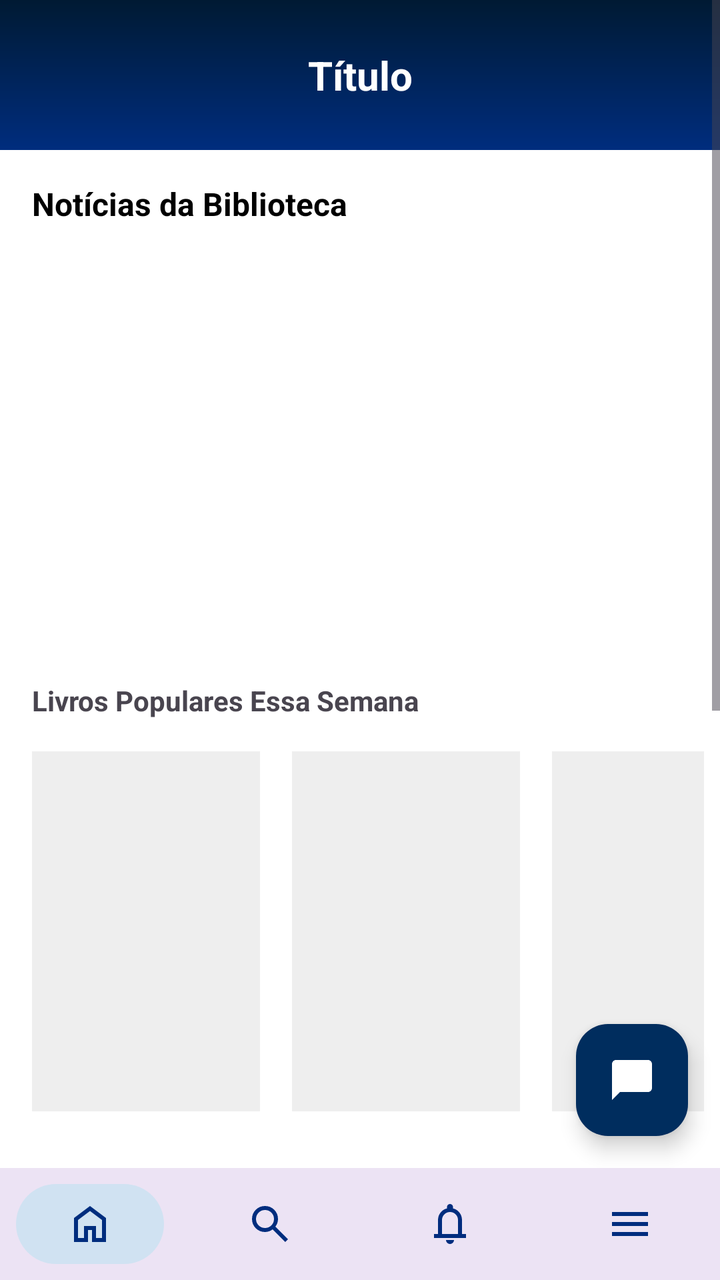
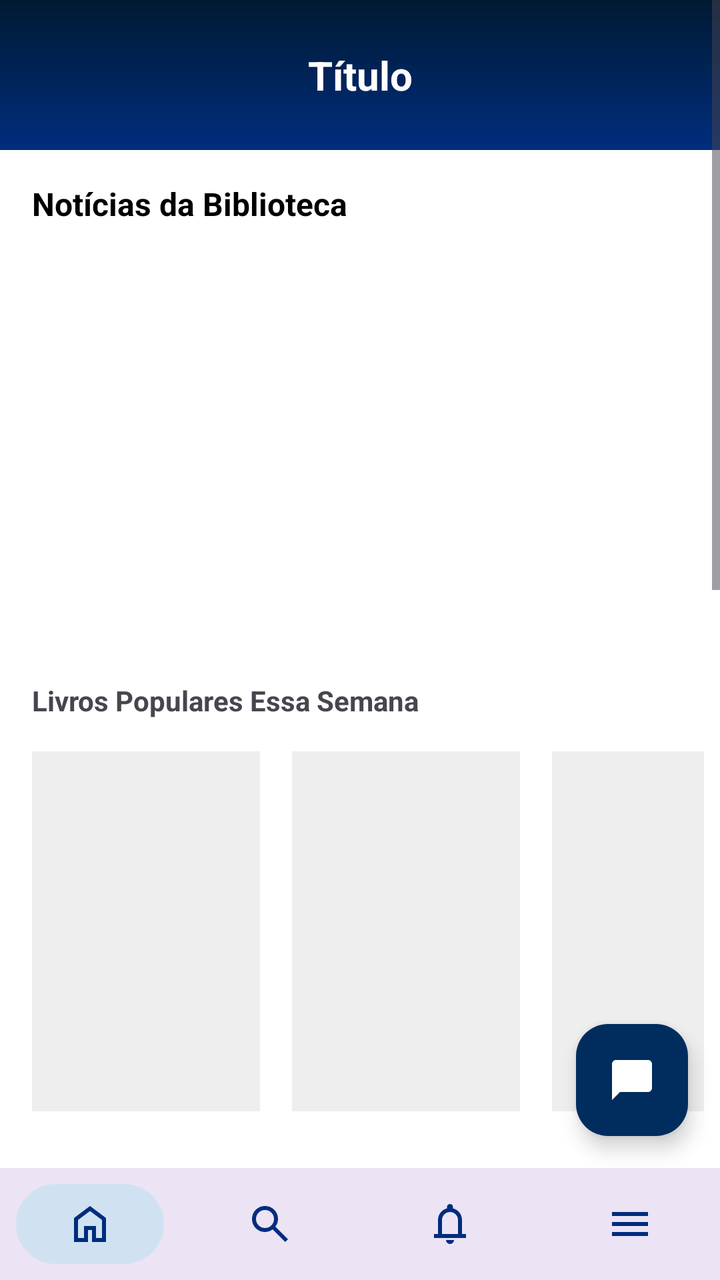

Before-and-after screenshots of an Android layout around one commit, followed by the original layout XML and the change that was made.
<!-- AndroidManifest.xml: application theme Theme.Bibliotecaapp -->
<!-- res/layout/tela_home.xml -->
<?xml version="1.0" encoding="utf-8"?>
<FrameLayout
    xmlns:android="http://schemas.android.com/apk/res/android"
    xmlns:app="http://schemas.android.com/apk/res-auto"
    xmlns:tools="http://schemas.android.com/tools"
    android:layout_width="match_parent"
    android:layout_height="match_parent">

    <LinearLayout
        android:id="@+id/main"
        android:layout_width="match_parent"
        android:layout_height="match_parent"
        android:orientation="vertical"
        android:background="#FFFFFF">

        
        <ScrollView
            android:layout_width="match_parent"
            android:layout_height="0dp"
            android:layout_weight="1">

            <LinearLayout
                android:layout_width="match_parent"
                android:layout_height="wrap_content"
                android:orientation="vertical">

                
                <include
                    android:id="@+id/header"
                    layout="@layout/header_layout"/>

                
                <TextView
                    android:layout_width="match_parent"
                    android:layout_height="wrap_content"
                    android:paddingStart="16dp"
                    android:paddingTop="16dp"
                    android:text="Notícias da Biblioteca"
                    android:textColor="#000000"
                    android:textSize="16sp"
                    android:textStyle="bold" />

                <RelativeLayout
                    android:layout_width="match_parent"
                    android:layout_height="200dp"
                    android:layout_marginTop="8dp">

                    <androidx.recyclerview.widget.RecyclerView
                        android:id="@+id/rvNoticias"
                        android:layout_width="match_parent"
                        android:layout_height="match_parent"
                        android:orientation="horizontal"
                        app:layoutManager="androidx.recyclerview.widget.LinearLayoutManager"
                        tools:listitem="@layout/item_noticia" />

                    
                    <ImageButton
                        android:id="@+id/btnPrevNoticia"
                        android:layout_width="48dp"
                        android:layout_height="48dp"
                        android:layout_alignParentStart="true"
                        android:layout_centerVertical="true"
                        android:layout_marginStart="8dp"
                        android:background="@android:color/transparent"
                        android:src="@drawable/ic_leftarrow"
                        app:tint="#FFFFFF"
                        android:elevation="5dp"
                        android:contentDescription="Anterior" />

                    <ImageButton
                        android:id="@+id/btnNextNoticia"
                        android:layout_width="48dp"
                        android:layout_height="48dp"
                        android:layout_alignParentEnd="true"
                        android:layout_centerVertical="true"
                        android:layout_marginEnd="8dp"
                        android:background="@android:color/transparent"
                        android:rotation="180"
                        android:src="@drawable/ic_leftarrow"
                        app:tint="#FFFFFF"
                        android:elevation="5dp"
                        android:contentDescription="Próxima" />
                </RelativeLayout>

                
                <LinearLayout
                    android:id="@+id/layoutDots"
                    android:layout_width="wrap_content"
                    android:layout_height="wrap_content"
                    android:layout_gravity="center_horizontal"
                    android:layout_marginTop="4dp"
                    android:orientation="horizontal" />

                
                <TextView
                    android:layout_width="match_parent"
                    android:layout_height="wrap_content"
                    android:paddingHorizontal="16dp"
                    android:paddingTop="16dp"
                    android:text="Livros Populares Essa Semana"
                    android:textStyle="bold"
                    android:textSize="14sp" />

                <HorizontalScrollView
                    android:layout_width="match_parent"
                    android:layout_height="wrap_content"
                    android:padding="8dp"
                    android:scrollbars="none">

                    <LinearLayout
                        android:layout_width="wrap_content"
                        android:layout_height="wrap_content"
                        android:orientation="horizontal">

                        <include android:id="@+id/livroPop1" layout="@layout/item_livro" />
                        <include android:id="@+id/livroPop2" layout="@layout/item_livro" />
                        <include android:id="@+id/livroPop3" layout="@layout/item_livro" />

                    </LinearLayout>
                </HorizontalScrollView>

                
                <TextView
                    android:layout_width="match_parent"
                    android:layout_height="wrap_content"
                    android:paddingHorizontal="16dp"
                    android:paddingTop="8dp"
                    android:text="Livros Mais Curtidos"
                    android:textStyle="bold"
                    android:textSize="14sp" />

                <TextView
                    android:layout_width="match_parent"
                    android:layout_height="wrap_content"
                    android:padding="16dp"
                    android:text="Nenhum livro curtido por enquanto"
                    android:textColor="#999999"
                    android:fontFamily="cursive"
                    android:textSize="14sp" />

                
                <TextView
                    android:layout_width="match_parent"
                    android:layout_height="wrap_content"
                    android:paddingHorizontal="16dp"
                    android:paddingTop="8dp"
                    android:text="Livros Mais Bem Avaliados"
                    android:textStyle="bold"
                    android:textSize="14sp" />

                <HorizontalScrollView
                    android:layout_width="match_parent"
                    android:layout_height="wrap_content"
                    android:padding="8dp"
                    android:scrollbars="none">

                    <LinearLayout
                        android:layout_width="wrap_content"
                        android:layout_height="wrap_content"
                        android:orientation="horizontal">

                        <include android:id="@+id/livroAval1" layout="@layout/item_livro" />
                        <include android:id="@+id/livroAval2" layout="@layout/item_livro" />
                        <include android:id="@+id/livroAval3" layout="@layout/item_livro" />

                    </LinearLayout>
                </HorizontalScrollView>

            </LinearLayout>
        </ScrollView>

        <include layout="@layout/navbar_layout"/>

    </LinearLayout>

    <com.google.android.material.floatingactionbutton.FloatingActionButton
        android:id="@+id/fabChatBot"
        android:layout_width="wrap_content"
        android:layout_height="wrap_content"
        android:layout_gravity="bottom|end"
        android:layout_marginEnd="16dp"
        android:layout_marginBottom="72dp"
        app:srcCompat="@drawable/ic_chat"
        app:backgroundTint="@color/unifor_blue"
        app:tint="#FFFFFF"
        android:contentDescription="Chat com Bot" />

</FrameLayout>
<!-- res/layout/header_layout.xml (included above) -->
<androidx.constraintlayout.widget.ConstraintLayout
    xmlns:android="http://schemas.android.com/apk/res/android"
    xmlns:app="http://schemas.android.com/apk/res-auto"
    android:layout_width="match_parent"
    android:layout_height="wrap_content"
    android:background="@drawable/background_header"
    android:paddingTop="24dp"
    android:paddingBottom="24dp">

    
    <ImageView
        android:id="@+id/btnBack"
        android:layout_width="24dp"
        android:layout_height="24dp"
        android:layout_marginStart="16dp"
        android:src="@drawable/ic_leftarrow"
        app:tint="#FFFFFF"
        android:visibility="gone"
        app:layout_constraintStart_toStartOf="parent"
        app:layout_constraintTop_toTopOf="parent"
        app:layout_constraintBottom_toBottomOf="parent"/>

    
    <TextView
        android:id="@+id/txtTitulo"
        android:layout_width="0dp"
        android:layout_height="wrap_content"
        android:text="Título"
        android:textColor="#FFFFFF"
        android:textSize="20sp"
        android:textStyle="bold"
        android:gravity="center"

        app:layout_constraintStart_toStartOf="parent"
        app:layout_constraintEnd_toEndOf="parent"
        app:layout_constraintTop_toTopOf="parent"
        app:layout_constraintBottom_toBottomOf="parent"/>

</androidx.constraintlayout.widget.ConstraintLayout>
<!-- res/layout/item_noticia.xml (included above) -->
<?xml version="1.0" encoding="utf-8"?>
<FrameLayout xmlns:android="http://schemas.android.com/apk/res/android"
    android:layout_width="match_parent"
    android:layout_height="200dp">

    <ImageView
        android:id="@+id/imgNoticia"
        android:layout_width="match_parent"
        android:layout_height="match_parent"
        android:scaleType="centerCrop"
        android:background="#DDDDDD" />

    
    <View
        android:layout_width="match_parent"
        android:layout_height="match_parent"
        android:background="#66000000" />

    <LinearLayout
        android:layout_width="match_parent"
        android:layout_height="wrap_content"
        android:layout_gravity="bottom"
        android:orientation="vertical"
        android:padding="20dp">

        <TextView
            android:id="@+id/txtTituloNoticia"
            android:layout_width="match_parent"
            android:layout_height="wrap_content"
            android:text="Título da notícia"
            android:textColor="#FFFFFF"
            android:textSize="18sp"
            android:textStyle="bold" />

        <TextView
            android:id="@+id/txtDescricaoNoticia"
            android:layout_width="match_parent"
            android:layout_height="wrap_content"
            android:layout_marginTop="4dp"
            android:text="Descricao resumida"
            android:textColor="#FFFFFF"
            android:textSize="13sp"
            android:maxLines="2"
            android:ellipsize="end" />

        <androidx.appcompat.widget.AppCompatButton
            android:id="@+id/btnSaibaMais"
            android:layout_width="wrap_content"
            android:layout_height="wrap_content"
            android:layout_marginTop="10dp"
            android:background="@drawable/background_botao_noticia"
            android:paddingStart="16dp"
            android:paddingEnd="16dp"
            android:text="Saiba Mais"
            android:textAllCaps="false"
            android:textColor="#FFFFFF"
            android:minHeight="32dp" />

    </LinearLayout>
</FrameLayout>
<!-- res/layout/item_livro.xml (included above) -->
<?xml version="1.0" encoding="utf-8"?>
<LinearLayout xmlns:android="http://schemas.android.com/apk/res/android"
    android:layout_width="130dp"
    android:layout_height="wrap_content"
    android:orientation="vertical"
    android:padding="8dp">
    <ImageView android:id="@+id/imgCapa" android:layout_width="match_parent" android:layout_height="180dp" android:scaleType="centerCrop" android:background="#EEE"/>
    <TextView
        android:id="@+id/txtTituloLivro"
        android:layout_width="match_parent"
        android:layout_height="wrap_content"
        android:ellipsize="end"
        android:gravity="center"
        android:maxLines="1"
        android:textStyle="bold" />

    <TextView
        android:id="@+id/txtAutor"
        android:layout_width="match_parent"
        android:layout_height="wrap_content"
        android:gravity="center"
        android:textSize="12sp" />
</LinearLayout>
<!-- res/layout/navbar_layout.xml (included above) -->
<?xml version="1.0" encoding="utf-8"?>
<com.google.android.material.bottomnavigation.BottomNavigationView
    xmlns:android="http://schemas.android.com/apk/res/android"
    xmlns:app="http://schemas.android.com/apk/res-auto"

    android:id="@+id/bottomNav"
    style="@style/NavBar"
    android:layout_width="match_parent"
    android:layout_height="wrap_content"

    app:menu="@menu/bottom_menu"/>
<!-- resources referenced by this layout -->
<resources>
  <color name="unifor_blue">#002D5E</color>
  <!-- drawable background_botao_noticia (drawable) -->
  <?xml version="1.0" encoding="utf-8"?>
  <shape xmlns:android="http://schemas.android.com/apk/res/android">
      <gradient
          android:type="linear"
          android:angle="270"
          android:startColor="#001A33"
          android:endColor="#002D7E" />
      <corners android:radius="8dp" />
  </shape>
  <!-- drawable background_header (drawable) -->
  <?xml version="1.0" encoding="utf-8"?>
  <shape xmlns:android="http://schemas.android.com/apk/res/android">
  
      <gradient
          android:type="linear"
          android:angle="270"
          android:startColor="#001A33"
          android:endColor="#002D7E" />
  
      <corners android:radius="0dp" />
  
  </shape>
  <!-- drawable ic_chat (drawable) -->
  <vector xmlns:android="http://schemas.android.com/apk/res/android"
      android:width="24dp"
      android:height="24dp"
      android:viewportWidth="24"
      android:viewportHeight="24">
    <path
        android:fillColor="#FF000000"
        android:pathData="M20,2L4,2c-1.1,0 -2,0.9 -2,2v18l4,-4h14c1.1,0 2,-0.9 2,-2L22,4c0,-1.1 -0.9,-2 -2,-2z"/>
  </vector>
  <!-- drawable ic_leftarrow (drawable) -->
  <vector xmlns:android="http://schemas.android.com/apk/res/android"
      android:width="24dp"
      android:height="24dp"
      android:viewportWidth="960"
      android:viewportHeight="960">
    <path
        android:pathData="M560,720 L320,480l240,-240 56,56 -184,184 184,184 -56,56Z"
        android:fillColor="#FFFFFF"/>
  </vector>
  <style name="NavBar" parent="Widget.MaterialComponents.BottomNavigationView">
          <item name="itemBackground">@drawable/nav_item_background</item>
          <item name="itemRippleColor">@android:color/transparent</item>
          <item name="itemIconTint">#002D7E</item>
          <item name="itemTextColor">@null</item>
          <item name="labelVisibilityMode">unlabeled</item>
      </style>
  <style name="Theme.Bibliotecaapp" parent="Base.Theme.Bibliotecaapp" />
  <!-- drawable nav_item_background (drawable) -->
  <?xml version="1.0" encoding="utf-8"?>
  <selector xmlns:android="http://schemas.android.com/apk/res/android">
  
      
      <item android:state_checked="true">
          <inset
              android:insetLeft="8dp"
              android:insetRight="8dp"
              android:insetTop="8dp"
              android:insetBottom="8dp">
  
              <shape android:shape="rectangle">
                  <solid android:color="#D0E2F2"/>
                  <corners android:radius="100dp"/>
              </shape>
  
          </inset>
      </item>
  
      
      <item>
          <color android:color="@android:color/transparent"/>
      </item>
  
  </selector>
  <style name="Base.Theme.Bibliotecaapp" parent="Theme.Material3.DayNight.NoActionBar">
          
          
      </style>
</resources>

<!-- the commit's change to res/layout/tela_home.xml (unified diff, before → after) -->
@@ -115,6 +115,9 @@
                         <include android:id="@+id/livroPop1" layout="@layout/item_livro" />
                         <include android:id="@+id/livroPop2" layout="@layout/item_livro" />
                         <include android:id="@+id/livroPop3" layout="@layout/item_livro" />
+                        <include android:id="@+id/livroPop4" layout="@layout/item_livro" />
+                        <include android:id="@+id/livroPop5" layout="@layout/item_livro" />
+                        <include android:id="@+id/livroPop6" layout="@layout/item_livro" />
 
                     </LinearLayout>
                 </HorizontalScrollView>
@@ -129,14 +132,26 @@
                     android:textStyle="bold"
                     android:textSize="14sp" />
 
-                <TextView
-                    android:layout_width="match_parent"
-                    android:layout_height="wrap_content"
-                    android:padding="16dp"
-                    android:text="Nenhum livro curtido por enquanto"
-                    android:textColor="#999999"
-                    android:fontFamily="cursive"
-                    android:textSize="14sp" />
+                <HorizontalScrollView
+                    android:layout_width="match_parent"
+                    android:layout_height="wrap_content"
+                    android:padding="8dp"
+                    android:scrollbars="none">
+
+                    <LinearLayout
+                        android:layout_width="wrap_content"
+                        android:layout_height="wrap_content"
+                        android:orientation="horizontal">
+
+                        <include android:id="@+id/livroCurt1" layout="@layout/item_livro" />
+                        <include android:id="@+id/livroCurt2" layout="@layout/item_livro" />
+                        <include android:id="@+id/livroCurt3" layout="@layout/item_livro" />
+                        <include android:id="@+id/livroCurt4" layout="@layout/item_livro" />
+                        <include android:id="@+id/livroCurt5" layout="@layout/item_livro" />
+                        <include android:id="@+id/livroCurt6" layout="@layout/item_livro" />
+
+                    </LinearLayout>
+                </HorizontalScrollView>
 
                 
                 <TextView
@@ -162,6 +177,9 @@
                         <include android:id="@+id/livroAval1" layout="@layout/item_livro" />
                         <include android:id="@+id/livroAval2" layout="@layout/item_livro" />
                         <include android:id="@+id/livroAval3" layout="@layout/item_livro" />
+                        <include android:id="@+id/livroAval4" layout="@layout/item_livro" />
+                        <include android:id="@+id/livroAval5" layout="@layout/item_livro" />
+                        <include android:id="@+id/livroAval6" layout="@layout/item_livro" />
 
                     </LinearLayout>
                 </HorizontalScrollView>
